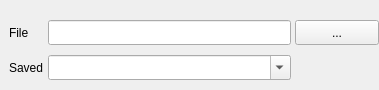
Old version of the form trunk/GUI/playlist_chooser/GUI_PlaylistChooser.ui in the repository shahid334/sayonara-player.
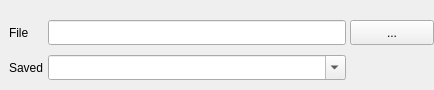
New version of the form.

```diff
--- a/trunk/GUI/playlist_chooser/GUI_PlaylistChooser.ui
+++ b/trunk/GUI/playlist_chooser/GUI_PlaylistChooser.ui
@@ -6,7 +6,7 @@
    <rect>
     <x>0</x>
     <y>0</y>
-    <width>379</width>
+    <width>434</width>
     <height>90</height>
    </rect>
   </property>
@@ -18,7 +18,7 @@
   </property>
   <property name="minimumSize">
    <size>
-    <width>328</width>
+    <width>200</width>
     <height>90</height>
    </size>
   </property>
```
